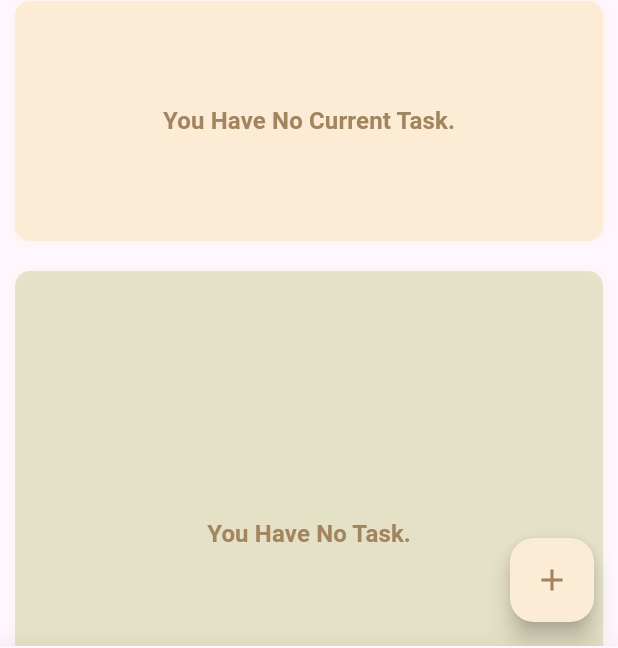
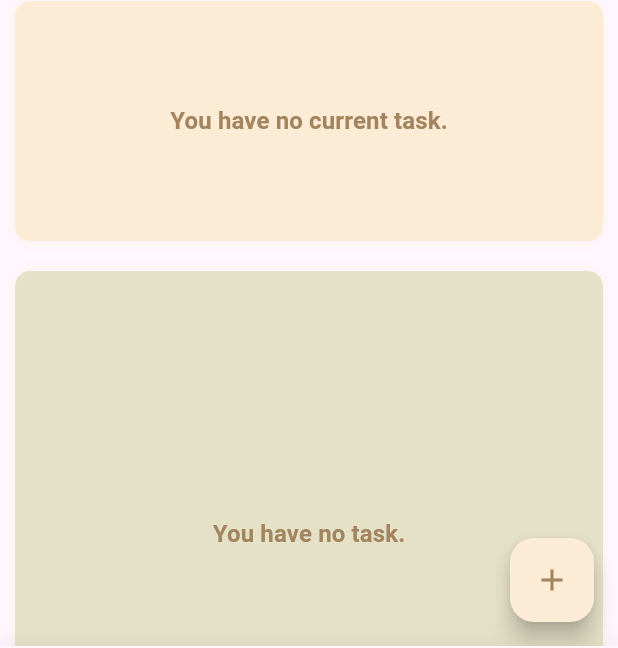
Before and after one commit to m-mhe/scheduler, a Flutter app: the screen it shows after launch, on a phone screen of 412 x 824 dp. Shown: the part 503-1151 px from the top of the screen. Run offline on Flutter 3.47's test engine with Material 3 defaults, Android fonts, the phone set to English and light mode, and no system bars; our stand-ins replace fl_chart, get, numberpicker, sqflite; accounts and stored records are empty.

Commit message:
typo fix

```diff
--- a/lib/ui/screens/home_screen.dart
+++ b/lib/ui/screens/home_screen.dart
@@ -297,7 +297,7 @@ class _HomeScreenState extends State<HomeScreen> {
                     visible: _currentTasks.isNotEmpty,
                     replacement: Center(
                       child: Text(
-                        'You Have No Current Task.',
+                        'You have no current task.',
                         style: Theme.of(context)
                             .textTheme
                             .labelLarge!
@@ -344,7 +344,7 @@ class _HomeScreenState extends State<HomeScreen> {
                     visible: _allTasks.isNotEmpty,
                     replacement: Center(
                       child: Text(
-                        'You Have No Task.',
+                        'You have no task.',
                         style: Theme.of(context)
                             .textTheme
                             .labelLarge!
```
